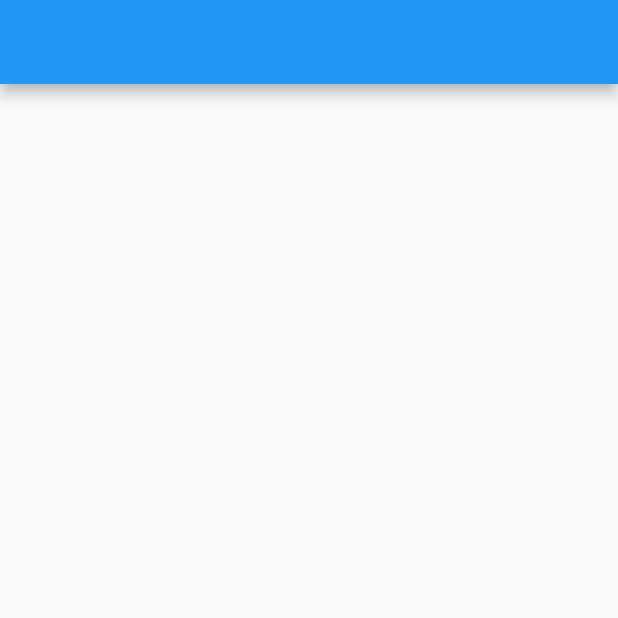
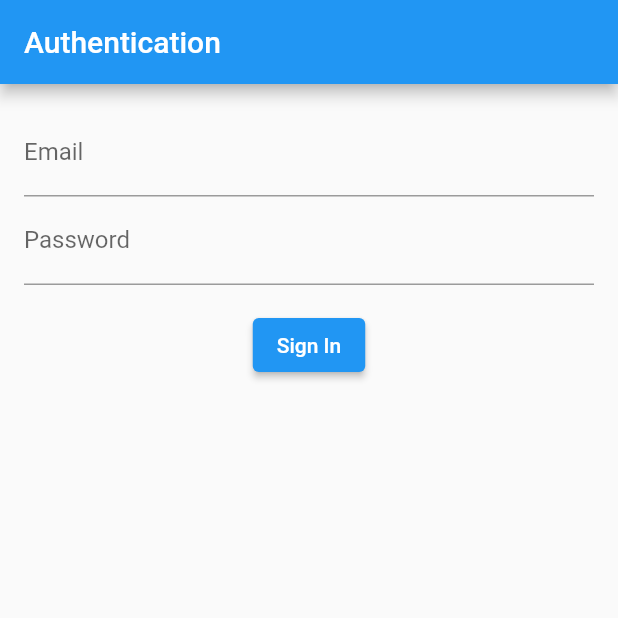
Before and after one commit to AbhishekYadav03/fit_bits, a Flutter app: the screen it shows after launch, on a phone screen of 412 x 824 dp, the top half of it. Run offline on Flutter 3.47's test engine with Material 2 defaults, Android fonts, the phone set to English and light mode, and no system bars; our stand-ins replace firebase_auth, firebase_core, flutter_bloc; accounts and stored records are empty.

Commit message:
Auth Init

```diff
--- /dev/null
+++ b/lib/data/repository/auth_repository.dart
@@ -0,0 +1,38 @@
+import 'package:firebase_auth/firebase_auth.dart';
+
+class AuthRepository {
+  final FirebaseAuth _firebaseAuth = FirebaseAuth.instance;
+
+  Future<UserCredential?> signUp({required String email, required String password}) async {
+    try {
+      return await _firebaseAuth.createUserWithEmailAndPassword(
+        email: email,
+        password: password,
+      );
+    } on FirebaseAuthException catch (e) {
+      if (e.code == 'weak-password') {
+        throw "This password is to weak.";
+      } else if (e.code == 'email-already-in-use') {
+        throw "Email already exist!";
+      }
+    } catch (e) {
+      throw Exception(e.toString());
+    }
+    return null;
+  }
+
+  Future<UserCredential> signIn({required String email, required String password}) async {
+    return await _firebaseAuth.signInWithEmailAndPassword(
+      email: email,
+      password: password,
+    );
+  }
+
+  Future<void> signOut() async {
+    await _firebaseAuth.signOut();
+  }
+
+  bool isAuthenticated() {
+    return _firebaseAuth.currentUser != null;
+  }
+}
--- /dev/null
+++ b/lib/feature/auth/auth_form.dart
@@ -0,0 +1,44 @@
+import 'package:fit_bits/feature/auth/bloc/auth_bloc.dart';
+import 'package:flutter/material.dart';
+import 'package:flutter_bloc/flutter_bloc.dart';
+
+class AuthForm extends StatefulWidget {
+  const AuthForm({super.key});
+
+  @override
+  State<AuthForm> createState() => _AuthFormState();
+}
+
+class _AuthFormState extends State<AuthForm> {
+  final TextEditingController _emailController = TextEditingController();
+  final TextEditingController _passwordController = TextEditingController();
+
+  @override
+  Widget build(BuildContext context) {
+    return Padding(
+      padding: const EdgeInsets.all(16.0),
+      child: Column(
+        children: [
+          TextField(
+            controller: _emailController,
+            decoration: const InputDecoration(labelText: 'Email'),
+          ),
+          TextField(
+            controller: _passwordController,
+            decoration: const InputDecoration(labelText: 'Password'),
+            obscureText: true,
+          ),
+          const SizedBox(height: 16.0),
+          ElevatedButton(
+            onPressed: () {
+              final email = _emailController.text;
+              final password = _passwordController.text;
+              BlocProvider.of<AuthCubit>(context).signIn(email: email, password: password);
+            },
+            child: const Text('Sign In'),
+          ),
+        ],
+      ),
+    );
+  }
+}
--- /dev/null
+++ b/lib/feature/auth/auth_screen.dart
@@ -0,0 +1,42 @@
+import 'package:fit_bits/feature/auth/auth_form.dart';
+import 'package:fit_bits/feature/auth/bloc/auth_bloc.dart';
+import 'package:flutter/material.dart';
+import 'package:flutter_bloc/flutter_bloc.dart';
+
+class AuthScreen extends StatelessWidget {
+  const AuthScreen({super.key});
+
+  @override
+  Widget build(BuildContext context) {
+    return Scaffold(
+      appBar: AppBar(
+        title: const Text('Authentication'),
+      ),
+      body: BlocBuilder<AuthCubit, AuthStatus>(
+        builder: (context, state) {
+          if (state == AuthStatus.initial) {
+            return const Center(child: CircularProgressIndicator());
+          } else if (state == AuthStatus.authenticated) {
+            return Center(
+              child: Column(
+                mainAxisAlignment: MainAxisAlignment.center,
+                children: [
+                  const Text('Logged in successfully!'),
+                  ElevatedButton(
+                    onPressed: () {
+                      BlocProvider.of<AuthCubit>(context).signOut();
+                    },
+                    child: const Text('Sign Out'),
+                  ),
+                ],
+              ),
+            );
+          } else if (state == AuthStatus.unauthenticated) {
+            return const AuthForm();
+          }
+          return Container();
+        },
+      ),
+    );
+  }
+}
--- /dev/null
+++ b/lib/feature/auth/bloc/auth_bloc.dart
@@ -0,0 +1,33 @@
+import 'package:fit_bits/data/repository/auth_repository.dart';
+import 'package:flutter_bloc/flutter_bloc.dart';
+
+enum AuthStatus { initial, authenticated, unauthenticated }
+
+class AuthCubit extends Cubit<AuthStatus> {
+  final AuthRepository userRepository;
+
+  AuthCubit({required this.userRepository}) : super(AuthStatus.initial);
+
+  void checkAuthenticationStatus() {
+    if (userRepository.isAuthenticated()) {
+      emit(AuthStatus.authenticated);
+    } else {
+      emit(AuthStatus.unauthenticated);
+    }
+  }
+
+  void signIn({required String email, required String password}) async {
+    emit(AuthStatus.initial);
+    try {
+      await userRepository.signIn(email: email, password: password);
+      checkAuthenticationStatus();
+    } catch (e) {
+      emit(AuthStatus.unauthenticated);
+    }
+  }
+
+  void signOut() async {
+    await userRepository.signOut();
+    checkAuthenticationStatus();
+  }
+}
--- a/lib/main.dart
+++ b/lib/main.dart
@@ -1,6 +1,14 @@
+import 'package:firebase_core/firebase_core.dart';
+import 'package:fit_bits/data/repository/auth_repository.dart';
 import 'package:flutter/material.dart';
+import 'package:flutter_bloc/flutter_bloc.dart';
 
-void main() {
+import 'feature/auth/auth_screen.dart';
+import 'feature/auth/bloc/auth_bloc.dart';
+
+void main() async {
+  WidgetsFlutterBinding.ensureInitialized();
+  await Firebase.initializeApp();
   runApp(const MyApp());
 }
 
@@ -10,36 +18,17 @@ class MyApp extends StatelessWidget {
   // This widget is the root of your application.
   @override
   Widget build(BuildContext context) {
+    final AuthRepository userRepository = AuthRepository();
+
     return MaterialApp(
       title: 'Flutter Demo',
       theme: ThemeData(
         primarySwatch: Colors.blue,
       ),
-      home: const MyHomePage(),
+      home: BlocProvider(
+        create: (context) => AuthCubit(userRepository: userRepository)..checkAuthenticationStatus(),
+        child: const AuthScreen(),
+      ),
     );
   }
 }
-
-class MyHomePage extends StatefulWidget {
-  const MyHomePage({super.key});
-
-  @override
-  State<MyHomePage> createState() => _MyHomePageState();
-}
-
-class _MyHomePageState extends State<MyHomePage> {
-  @override
-  Widget build(BuildContext context) {
-    return Scaffold(
-      appBar: AppBar(
-        title: Text(""),
-      ),
-      body: Center(
-        child: Column(
-          mainAxisAlignment: MainAxisAlignment.center,
-          children: <Widget>[],
-        ),
-      ), // This trailing comma makes auto-formatting nicer for build methods.
-    );
-  }
-}
--- a/pubspec.yaml
+++ b/pubspec.yaml
@@ -14,6 +14,7 @@ dependencies:
   firebase_auth: ^4.7.2
   cloud_firestore: ^4.8.4
   flutter_bloc: ^8.1.3
+  equatable: ^2.0.5
 
 dev_dependencies:
   flutter_test:
```
Also changed, not shown: 1 other file.
